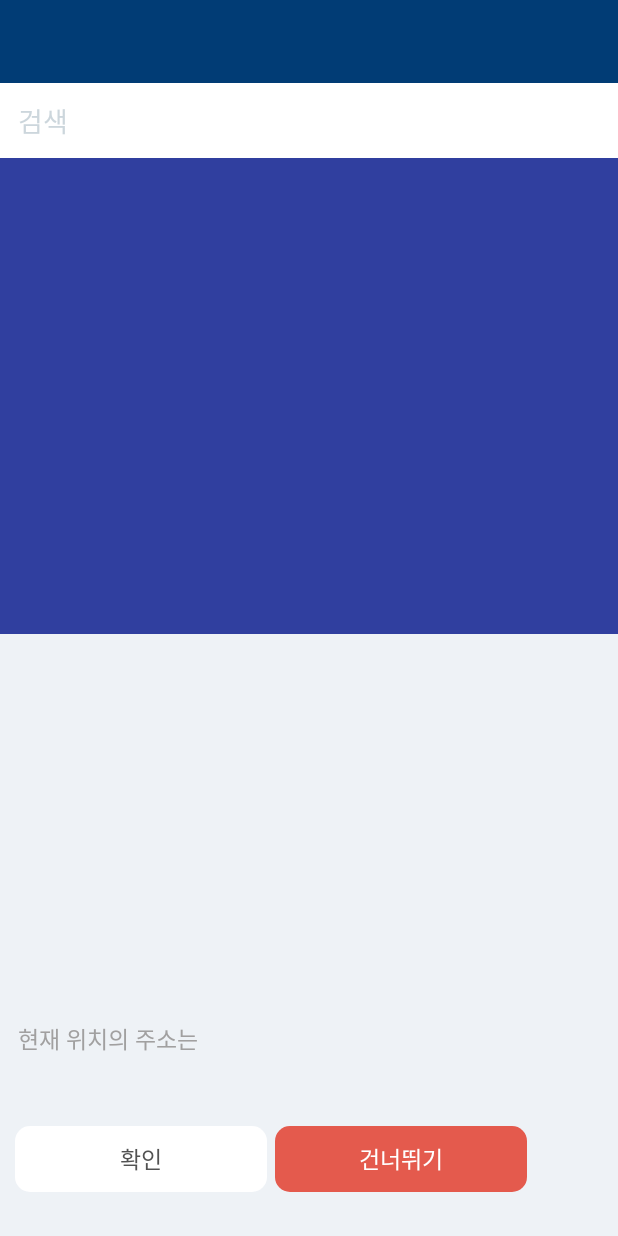
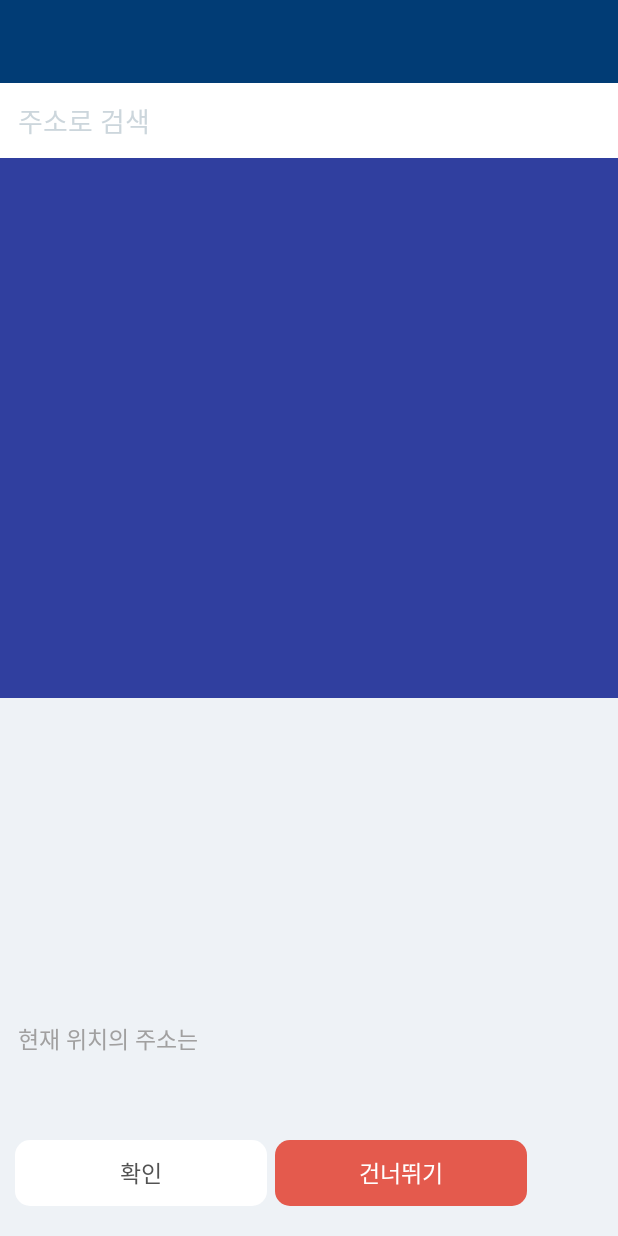
Before and after one commit to HwasooSung/zipsa, an Android app: the layout activity_current_map.xml on its own in the app's theme, with its tools: preview values and no code run, on a phone screen of 412 x 824 dp. Run offline under Robolectric (Android 15) with nearby library versions, the phone set to English and light mode, and no system bars; Roboto replaces fonts that are not available here.

Commit message:
change valude of height in activity_current_map.xml

```diff
--- a/app/src/main/res/layout/activity_current_map.xml
+++ b/app/src/main/res/layout/activity_current_map.xml
@@ -15,7 +15,7 @@
         android:layout_height="50dp"
         android:layout_marginTop="55dp"
         android:background="@color/white"
-        android:hint="검색"
+        android:hint="주소로 검색"
         android:paddingLeft="11.7dp"
         android:textColor="@color/greyish_brown"
         android:textColorHint="@color/cloudy_blue" />
@@ -30,8 +30,7 @@
         android:paddingLeft="11.7dp"
         android:text="현재 위치의 주소는"
         android:textColor="@color/warm_grey"
-        android:textSize="15sp"
-        />
+        android:textSize="15sp" />
     <TextView
         android:id="@+id/current_map_activity_address_text_view"
         android:layout_width="match_parent"
@@ -41,21 +40,19 @@
         android:paddingLeft="11.7dp"
         android:textColor="@color/greyish_brown"
         android:textSize="20sp"
-        android:textStyle="bold"
-        />
+        android:textStyle="bold" />
     <TextView
         android:id="@+id/current_map_activity_ok_button"
         android:layout_width="168dp"
         android:layout_height="44dp"
         android:layout_alignParentBottom="true"
-        android:layout_marginBottom="29dp"
+        android:layout_marginBottom="20dp"
         android:layout_marginLeft="10dp"
         android:background="@drawable/round_corner"
         android:gravity="center"
         android:text="확인"
         android:textColor="@color/greyish_brown"
         android:textSize="15sp" />
-
     <TextView
         android:id="@+id/current_map_activity_skip_button"
         android:layout_width="168dp"
@@ -63,13 +60,12 @@
         android:layout_toRightOf="@id/current_map_activity_ok_button"
         android:layout_alignParentBottom="true"
         android:layout_marginLeft="5dp"
-        android:layout_marginBottom="29dp"
+        android:layout_marginBottom="20dp"
         android:background="@drawable/round_corner_red"
         android:gravity="center"
         android:text="건너뛰기"
         android:textColor="@color/white"
         android:textSize="15sp" />
-
 
     <RelativeLayout
         android:id="@+id/current_map_pop_up"
@@ -80,7 +76,6 @@
         android:layout_marginBottom="83dp"
         android:background="@drawable/round_corner"
         android:visibility="gone">
-
         <TextView
             android:id="@+id/current_map_warning_text_when_back_pressed"
             android:layout_width="match_parent"
@@ -91,14 +86,12 @@
             android:text="작성 중이던 모든 내용이 사라집니다.\n정말 뒤로 가시겠습니까?"
             android:textColor="@color/warm_grey"
             android:textSize="12sp" />
-
         <ImageView
             android:layout_width="match_parent"
             android:layout_height="3dp"
             android:layout_alignParentTop="true"
             android:layout_marginTop="51dp"
             android:src="@drawable/line" />
-
         <TextView
             android:id="@+id/current_map_go_back"
             android:layout_width="match_parent"
@@ -110,7 +103,6 @@
             android:text="뒤로가기"
             android:textColor="@color/pastel_red"
             android:textSize="15sp" />
-
     </RelativeLayout>
 
     <TextView
@@ -126,11 +118,10 @@
         android:textColor="@color/greyish_brown"
         android:textSize="15sp"
         android:visibility="gone" />
-
     <LinearLayout
         android:id="@+id/naver_map_fragment_here"
         android:layout_width="match_parent"
-        android:layout_height="317.3dp"
+        android:layout_height="360dp"
         android:orientation="vertical"
         android:background="@color/colorPrimaryDark"
         android:layout_below="@+id/current_map_search_edit_text"
```
